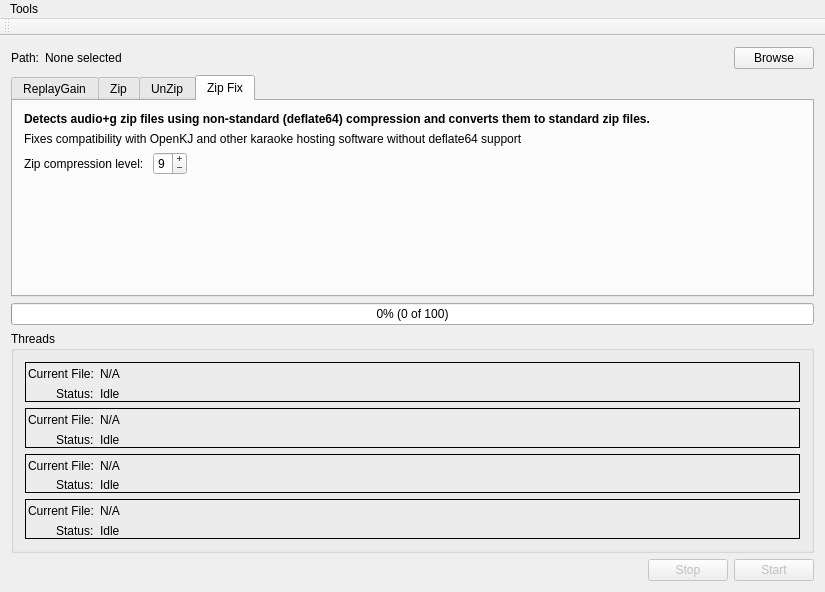
This is mainwindow.ui in OpenKJ/OpenKJTools as Qt 5 draws it before an edit. The edited form follows.
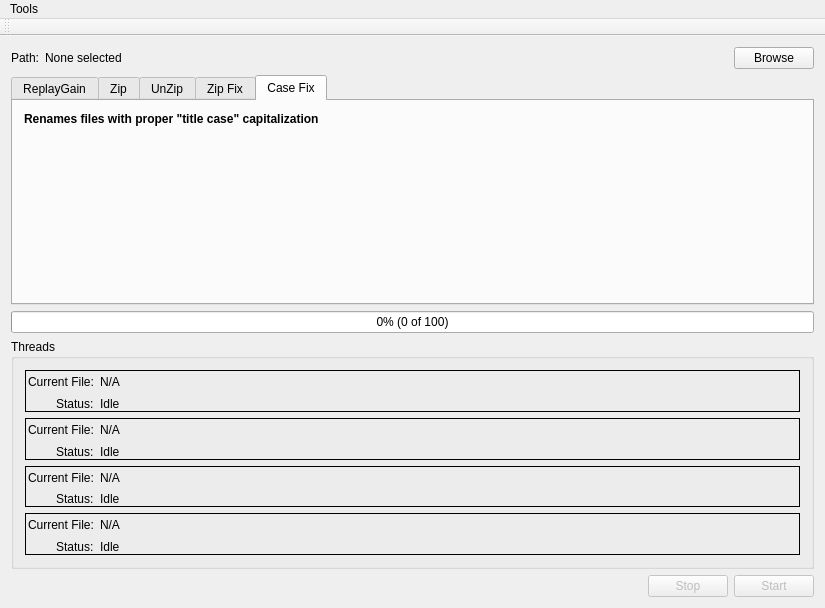
This is the edited form. Icons and pictures are not drawn.

Commit message: Preparing installer autobuilds & Adding title case tool

What changed in the file:
```diff
--- a/mainwindow.ui
+++ b/mainwindow.ui
@@ -7,7 +7,7 @@
     <x>0</x>
     <y>0</y>
     <width>825</width>
-    <height>592</height>
+    <height>608</height>
    </rect>
   </property>
   <property name="windowTitle">
@@ -62,7 +62,7 @@
        <enum>QTabWidget::Rounded</enum>
       </property>
       <property name="currentIndex">
-       <number>3</number>
+       <number>4</number>
       </property>
       <property name="elideMode">
        <enum>Qt::ElideNone</enum>
@@ -365,6 +365,33 @@
         </item>
        </layout>
       </widget>
+      <widget class="QWidget" name="tab_4">
+       <attribute name="title">
+        <string>Case Fix</string>
+       </attribute>
+       <layout class="QVBoxLayout" name="verticalLayout_7">
+        <item>
+         <widget class="QLabel" name="label">
+          <property name="text">
+           <string>&lt;html&gt;&lt;head/&gt;&lt;body&gt;&lt;p&gt;&lt;span style=&quot; font-weight:600;&quot;&gt;Renames files with proper &amp;quot;title case&amp;quot; capitalization&lt;/span&gt;&lt;/p&gt;&lt;/body&gt;&lt;/html&gt;</string>
+          </property>
+         </widget>
+        </item>
+        <item>
+         <spacer name="verticalSpacer_5">
+          <property name="orientation">
+           <enum>Qt::Vertical</enum>
+          </property>
+          <property name="sizeHint" stdset="0">
+           <size>
+            <width>20</width>
+            <height>40</height>
+           </size>
+          </property>
+         </spacer>
+        </item>
+       </layout>
+      </widget>
      </widget>
     </item>
     <item>
```
Left out of the diff: 2 changed lines with no effect on the pictures. The commit also changes 14 other files.
